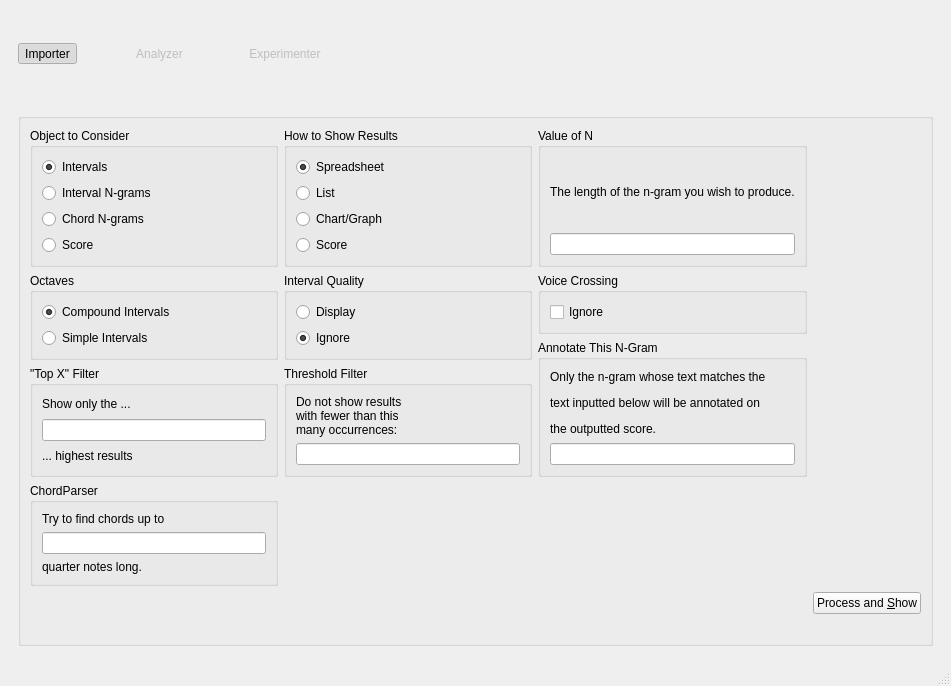
Before: the Qt Designer form views/ui/main_window.ui in ELVIS-Project/vis-framework, drawn with Qt 5.
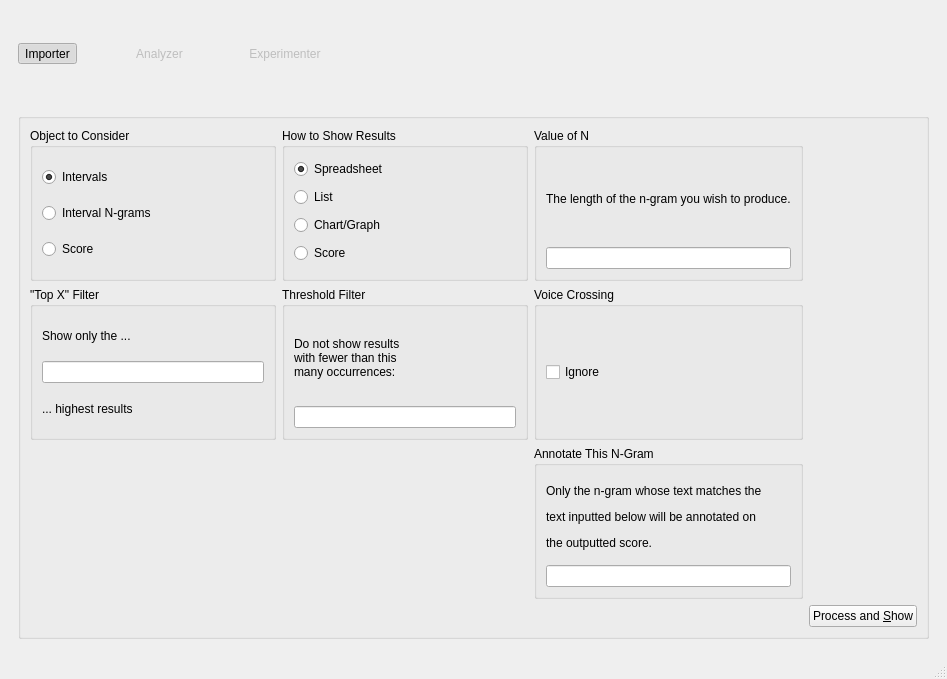
After: the same form once the commit is applied. The open tabs and pages were chosen to show the change. Icons and pictures are not drawn.

Commit message:
GUI Sort of Works Again
It works through the "analyzer" stage.

```diff
--- a/views/ui/main_window.ui
+++ b/views/ui/main_window.ui
@@ -7,8 +7,8 @@
    <rect>
     <x>0</x>
     <y>0</y>
-    <width>951</width>
-    <height>683</height>
+    <width>947</width>
+    <height>679</height>
    </rect>
   </property>
   <property name="windowTitle">
@@ -515,8 +515,8 @@
                 </property>
                </widget>
               </item>
-              <item row="6" column="0" colspan="3">
-               <widget class="QGroupBox" name="grp_which_objects">
+              <item row="9" column="0">
+               <widget class="QGroupBox" name="grp_quality">
                 <property name="title">
                  <string>Look for These Objects</string>
                 </property>
@@ -531,6 +531,15 @@
                    </property>
                   </widget>
                  </item>
+                </layout>
+               </widget>
+              </item>
+              <item row="9" column="1">
+               <widget class="QGroupBox" name="grp_octaves">
+                <property name="title">
+                 <string>Octaves</string>
+                </property>
+                <layout class="QVBoxLayout" name="verticalLayout_13">
                  <item>
                   <widget class="QCheckBox" name="chk_find_rests">
                    <property name="text">
@@ -637,61 +646,19 @@
         <item>
          <widget class="QGroupBox" name="groupBox_2">
           <layout class="QGridLayout" name="gridLayout">
-           <item row="1" column="2">
-            <widget class="QGroupBox" name="grp_ignore_inversion">
-             <property name="title">
-              <string>Voice Crossing</string>
-             </property>
-             <layout class="QVBoxLayout" name="verticalLayout_14">
-              <item>
-               <widget class="QCheckBox" name="chk_ignore_inversion">
-                <property name="text">
-                 <string>Ignore</string>
-                </property>
-               </widget>
-              </item>
-             </layout>
-            </widget>
-           </item>
-           <item row="5" column="0">
-            <spacer name="verticalSpacer_3">
+           <item row="5" column="1">
+            <spacer name="horizontalSpacer_8">
              <property name="orientation">
-              <enum>Qt::Vertical</enum>
+              <enum>Qt::Horizontal</enum>
              </property>
              <property name="sizeHint" stdset="0">
               <size>
-               <width>20</width>
-               <height>40</height>
+               <width>40</width>
+               <height>20</height>
               </size>
              </property>
             </spacer>
            </item>
-           <item row="1" column="0" rowspan="2">
-            <widget class="QGroupBox" name="grp_octaves">
-             <property name="title">
-              <string>Octaves</string>
-             </property>
-             <layout class="QVBoxLayout" name="verticalLayout_13">
-              <item>
-               <widget class="QRadioButton" name="rdo_compound">
-                <property name="text">
-                 <string>Compound Intervals</string>
-                </property>
-                <property name="checked">
-                 <bool>true</bool>
-                </property>
-               </widget>
-              </item>
-              <item>
-               <widget class="QRadioButton" name="rdo_simple">
-                <property name="text">
-                 <string>Simple Intervals</string>
-                </property>
-               </widget>
-              </item>
-             </layout>
-            </widget>
-           </item>
            <item row="0" column="1">
             <widget class="QGroupBox" name="groupBox_5">
              <property name="title">
@@ -773,16 +740,6 @@
                 </property>
                </widget>
               </item>
-              <item>
-               <widget class="QRadioButton" name="rdo_consider_chord_ngrams">
-                <property name="enabled">
-                 <bool>true</bool>
-                </property>
-                <property name="text">
-                 <string>Chord N-grams</string>
-                </property>
-               </widget>
-              </item>
               <item>
                <widget class="QRadioButton" name="rdo_consider_score">
                 <property name="text">
@@ -793,31 +750,18 @@
              </layout>
             </widget>
            </item>
-           <item row="1" column="1" rowspan="2">
-            <widget class="QGroupBox" name="grp_quality">
-             <property name="title">
-              <string>Interval Quality</string>
+           <item row="5" column="0">
+            <spacer name="horizontalSpacer_6">
+             <property name="orientation">
+              <enum>Qt::Horizontal</enum>
              </property>
-             <layout class="QVBoxLayout" name="verticalLayout_10">
-              <item>
-               <widget class="QRadioButton" name="rdo_heedQuality">
-                <property name="text">
-                 <string>Display</string>
-                </property>
-               </widget>
-              </item>
-              <item>
-               <widget class="QRadioButton" name="rdo_noHeedQuality">
-                <property name="text">
-                 <string>Ignore</string>
-                </property>
-                <property name="checked">
-                 <bool>true</bool>
-                </property>
-               </widget>
-              </item>
-             </layout>
-            </widget>
+             <property name="sizeHint" stdset="0">
+              <size>
+               <width>40</width>
+               <height>20</height>
+              </size>
+             </property>
+            </spacer>
            </item>
            <item row="0" column="2">
             <widget class="QGroupBox" name="grp_values_of_n">
@@ -838,24 +782,55 @@
              </layout>
             </widget>
            </item>
-           <item row="5" column="3">
-            <widget class="QPushButton" name="btn_show_results">
-             <property name="text">
-              <string>Process and &amp;Show</string>
+           <item row="5" column="2">
+            <spacer name="horizontalSpacer_9">
+             <property name="orientation">
+              <enum>Qt::Horizontal</enum>
              </property>
-             <property name="icon">
-              <iconset resource="icons.qrc">
-               <normaloff>:/icons/icons/show_checkmark.png</normaloff>:/icons/icons/show_checkmark.png</iconset>
-             </property>
-             <property name="iconSize">
+             <property name="sizeHint" stdset="0">
               <size>
-               <width>64</width>
-               <height>64</height>
+               <width>40</width>
+               <height>20</height>
               </size>
              </property>
+            </spacer>
+           </item>
+           <item row="2" column="2">
+            <widget class="QGroupBox" name="grp_ignore_inversion">
+             <property name="title">
+              <string>Voice Crossing</string>
+             </property>
+             <layout class="QVBoxLayout" name="verticalLayout_14">
+              <item>
+               <widget class="QCheckBox" name="chk_ignore_inversion">
+                <property name="text">
+                 <string>Ignore</string>
+                </property>
+               </widget>
+              </item>
+             </layout>
             </widget>
            </item>
-           <item row="3" column="0">
+           <item row="2" column="1">
+            <widget class="QGroupBox" name="group_threshold">
+             <property name="title">
+              <string>Threshold Filter</string>
+             </property>
+             <layout class="QVBoxLayout" name="verticalLayout_12">
+              <item>
+               <widget class="QLabel" name="label_5">
+                <property name="text">
+                 <string>&lt;html&gt;&lt;head/&gt;&lt;body&gt;&lt;p&gt;Do not show results&lt;br/&gt;with fewer than this&lt;br/&gt;many occurrences:&lt;/p&gt;&lt;/body&gt;&lt;/html&gt;</string>
+                </property>
+               </widget>
+              </item>
+              <item>
+               <widget class="QLineEdit" name="line_threshold"/>
+              </item>
+             </layout>
+            </widget>
+           </item>
+           <item row="2" column="0">
             <widget class="QGroupBox" name="group_top_x">
              <property name="title">
               <string>&quot;Top X&quot; Filter</string>
@@ -881,26 +856,7 @@
              </layout>
             </widget>
            </item>
-           <item row="3" column="1">
-            <widget class="QGroupBox" name="group_threshold">
-             <property name="title">
-              <string>Threshold Filter</string>
-             </property>
-             <layout class="QVBoxLayout" name="verticalLayout_12">
-              <item>
-               <widget class="QLabel" name="label_5">
-                <property name="text">
-                 <string>&lt;html&gt;&lt;head/&gt;&lt;body&gt;&lt;p&gt;Do not show results&lt;br/&gt;with fewer than this&lt;br/&gt;many occurrences:&lt;/p&gt;&lt;/body&gt;&lt;/html&gt;</string>
-                </property>
-               </widget>
-              </item>
-              <item>
-               <widget class="QLineEdit" name="line_threshold"/>
-              </item>
-             </layout>
-            </widget>
-           </item>
-           <item row="2" column="2" rowspan="2">
+           <item row="3" column="2">
             <widget class="QGroupBox" name="grp_annotate_these">
              <property name="title">
               <string>Annotate This N-Gram</string>
@@ -919,97 +875,23 @@
              </layout>
             </widget>
            </item>
-           <item row="4" column="0">
-            <widget class="QGroupBox" name="group_chord_parser">
-             <property name="title">
-              <string>ChordParser</string>
+           <item row="5" column="3">
+            <widget class="QPushButton" name="btn_show_results">
+             <property name="text">
+              <string>Process and &amp;Show</string>
              </property>
-             <layout class="QVBoxLayout" name="verticalLayout_17">
-              <item>
-               <widget class="QLabel" name="label_7">
-                <property name="text">
-                 <string>Try to find chords up to</string>
-                </property>
-               </widget>
-              </item>
-              <item>
-               <widget class="QLineEdit" name="line_chord_parser"/>
-              </item>
-              <item>
-               <widget class="QLabel" name="label_8">
-                <property name="text">
-                 <string>quarter notes long.</string>
-                </property>
-               </widget>
-              </item>
-             </layout>
+             <property name="icon">
+              <iconset resource="icons.qrc">
+               <normaloff>:/icons/icons/show_checkmark.png</normaloff>:/icons/icons/show_checkmark.png</iconset>
+             </property>
+             <property name="iconSize">
+              <size>
+               <width>64</width>
+               <height>64</height>
+              </size>
+             </property>
             </widget>
            </item>
-           <item row="4" column="1" rowspan="2">
-            <spacer name="verticalSpacer_10">
-             <property name="orientation">
-              <enum>Qt::Vertical</enum>
-             </property>
-             <property name="sizeHint" stdset="0">
-              <size>
-               <width>20</width>
-               <height>40</height>
-              </size>
-             </property>
-            </spacer>
-           </item>
-           <item row="4" column="2" rowspan="2">
-            <spacer name="verticalSpacer_11">
-             <property name="orientation">
-              <enum>Qt::Vertical</enum>
-             </property>
-             <property name="sizeHint" stdset="0">
-              <size>
-               <width>20</width>
-               <height>40</height>
-              </size>
-             </property>
-            </spacer>
-           </item>
-           <item row="6" column="0">
-            <spacer name="horizontalSpacer_6">
-             <property name="orientation">
-              <enum>Qt::Horizontal</enum>
-             </property>
-             <property name="sizeHint" stdset="0">
-              <size>
-               <width>40</width>
-               <height>20</height>
-              </size>
-             </property>
-            </spacer>
-           </item>
-           <item row="6" column="1">
-            <spacer name="horizontalSpacer_8">
-             <property name="orientation">
-              <enum>Qt::Horizontal</enum>
-             </property>
-             <property name="sizeHint" stdset="0">
-              <size>
-               <width>40</width>
-               <height>20</height>
-              </size>
-             </property>
-            </spacer>
-           </item>
-           <item row="6" column="2">
-            <spacer name="horizontalSpacer_9">
-             <property name="orientation">
-              <enum>Qt::Horizontal</enum>
-             </property>
-             <property name="sizeHint" stdset="0">
-              <size>
-               <width>40</width>
-               <height>20</height>
-              </size>
-             </property>
-            </spacer>
-           </item>
           </layout>
          </widget>
         </item>
```
Left out of the diff: 108 changed lines with no effect on the pictures. The commit also changes 7 other files.
